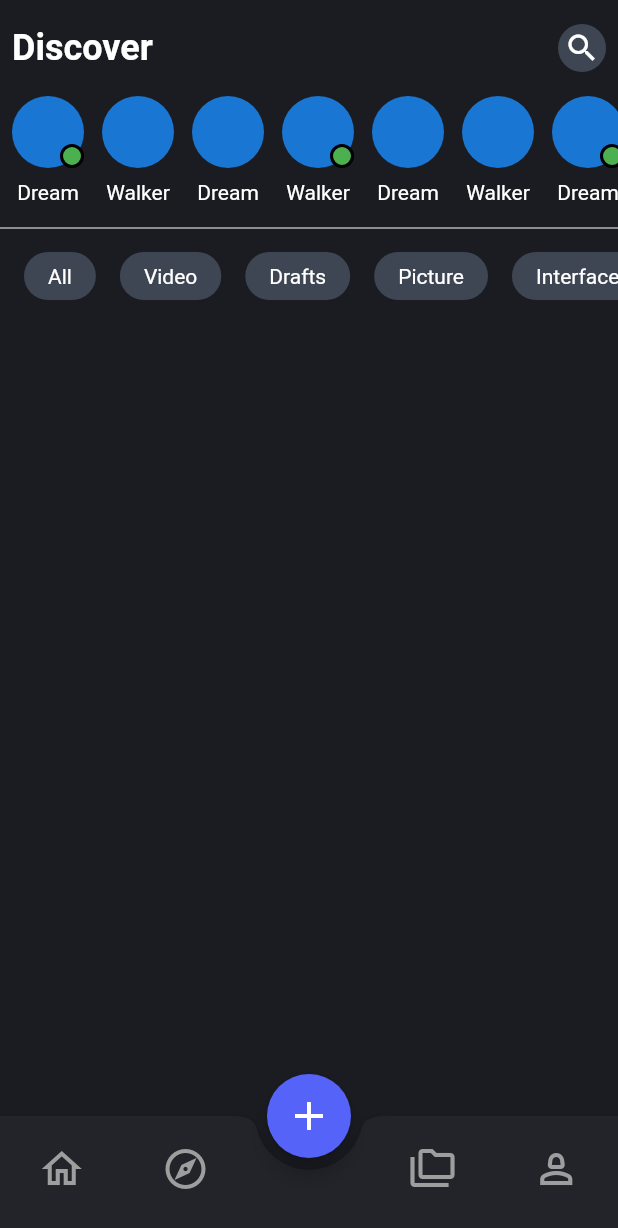
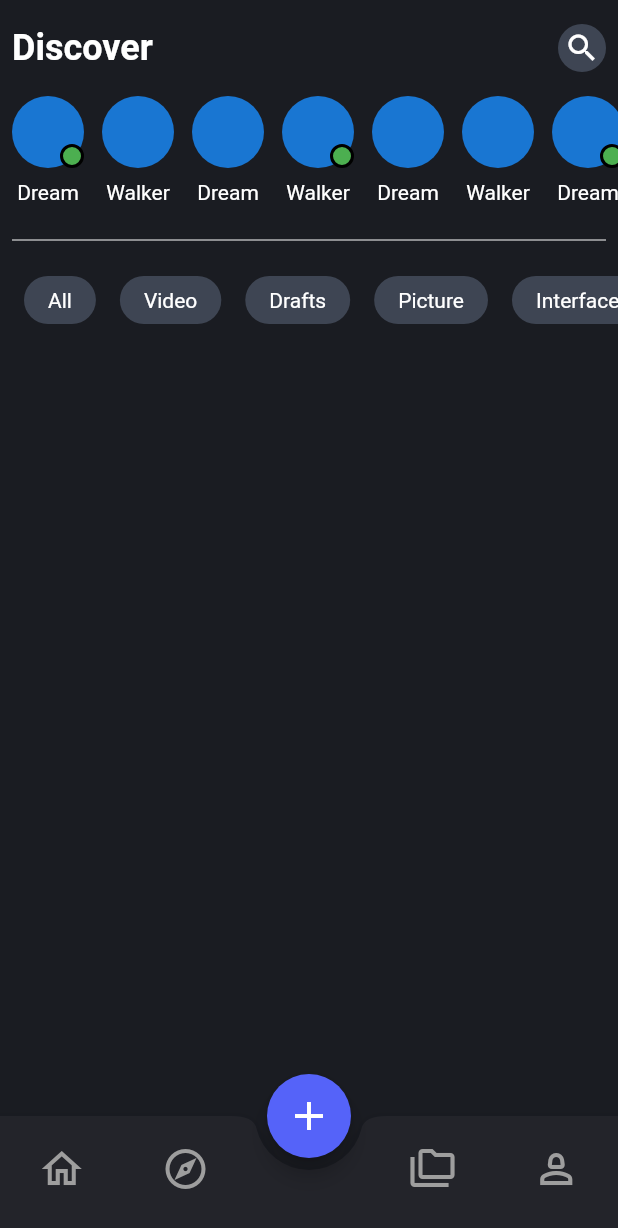
Before and after one commit to JAICHANGPARK/flutter_notebook_chapter_24, a Flutter app: the AlmysticMainPage screen opened directly, on a phone screen of 412 x 824 dp. Shown: the top 1228 px of the screen. Run offline on Flutter 3.47's test engine with Material 2 defaults, Android fonts, the phone set to English and light mode, and no system bars; our stand-ins replace flutter_riverpod, freezed_annotation, ionicons, percent_indicator; missing offline and left inert: crypto_font_icons; network calls fail.

Commit message:
Update almystic_main_page.dart

```diff
--- a/lib/ep1386_ai_image_generator_app/view/almystic_main_page.dart
+++ b/lib/ep1386_ai_image_generator_app/view/almystic_main_page.dart
@@ -87,7 +87,9 @@ class _AlmysticMainPageState extends State<AlmysticMainPage> {
             ),
             Divider(
               color: Colors.white,
-              height: 32,
+              height: 48,
+              indent: 8,
+              endIndent: 8,
             ),
             Container(
               margin: EdgeInsets.only(left: 16),
@@ -99,8 +101,10 @@ class _AlmysticMainPageState extends State<AlmysticMainPage> {
                     return Container(
                       margin: EdgeInsets.only(right: 16),
                       padding: EdgeInsets.symmetric(horizontal: 16),
-                      decoration:
-                          BoxDecoration(color: Color.fromRGBO(62, 69, 83, 1), borderRadius: BorderRadius.circular(16)),
+                      decoration: BoxDecoration(
+                        color: Color.fromRGBO(62, 69, 83, 1),
+                        borderRadius: BorderRadius.circular(16),
+                      ),
                       child: Center(
                         child: Text(
                           "${_menuItems[index]}",
```
